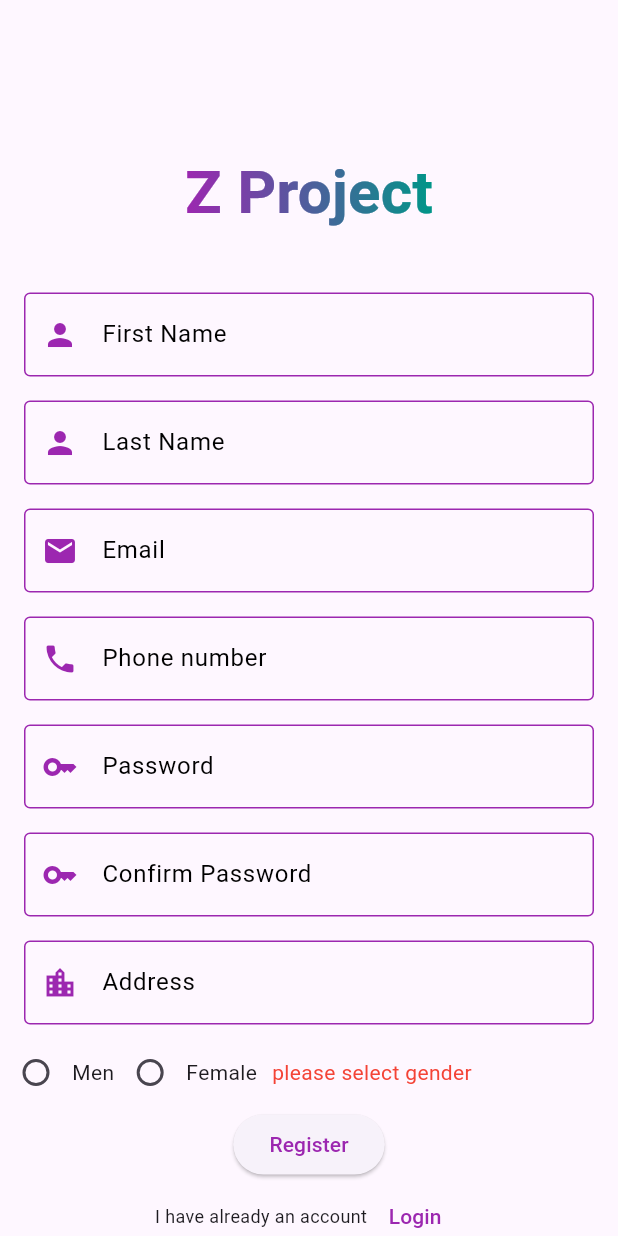
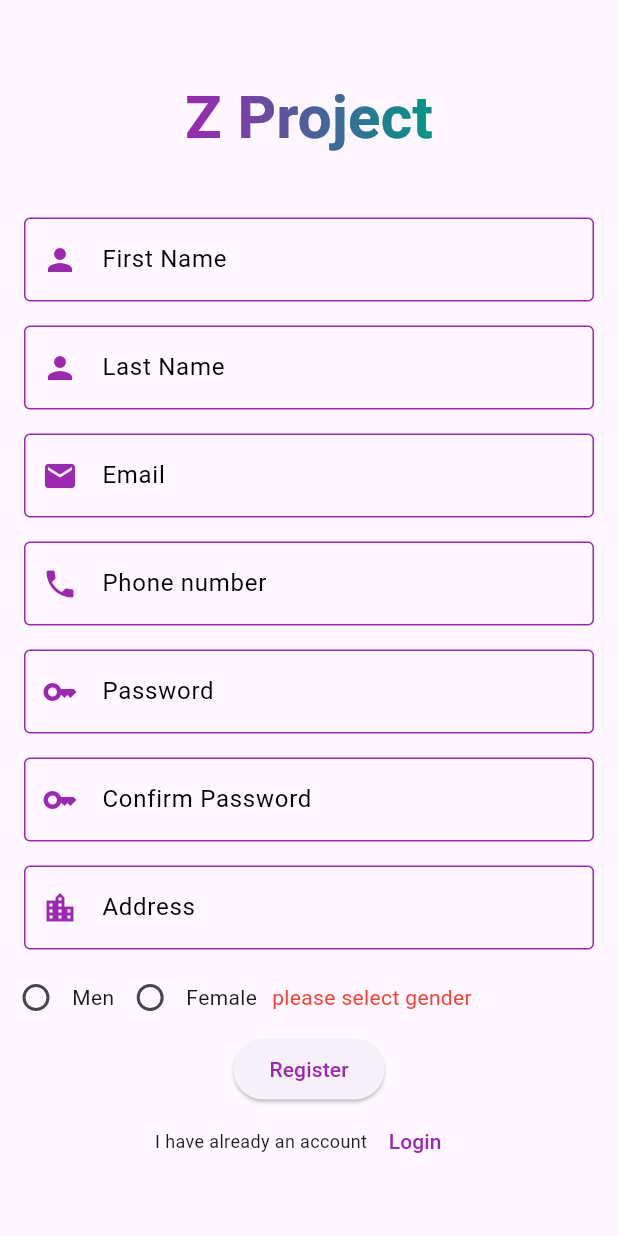
Before and after one commit to Zwawi100/E-commerce-Flutter, a Flutter app: the screen it shows after launch, after a tap on "Register", on a phone screen of 412 x 824 dp. Run offline on Flutter 3.47's test engine with Material 3 defaults, Android fonts, the phone set to English and light mode, and no system bars.

Commit message:
refactor register page to clean itself

```diff
--- a/lib/Features/Login/View/Widgets/Login_View_Body.dart
+++ b/lib/Features/Login/View/Widgets/Login_View_Body.dart
@@ -4,20 +4,18 @@ import 'package:finalproject/constant.dart';
 import 'package:flutter/material.dart';
 import '../../../../../Core/Cutom_Widget/Custom_ElevatedButton.dart';
 import '../../../../../Core/Cutom_Widget/Navigate_Text_Button.dart';
-import '../../../Home/View/Home_Screen.dart';
 import '../../../Register/View/register_screen.dart';
 
 // ignore: must_be_immutable
 class LoginViewBody extends StatelessWidget {
   LoginViewBody({super.key});
 
-  late TextEditingController _controller1 = TextEditingController();
-  late TextEditingController _controller2 = TextEditingController();
+  late final TextEditingController _controller1 = TextEditingController();
+  late final TextEditingController _controller2 = TextEditingController();
 
   @override
   Widget build(BuildContext context) {
-    return Container(
-      child: Column(
+    return Column(
       children: [
         Spacer(flex: 12),
         KPrimartText(fontSize: 40),
@@ -55,7 +53,6 @@ class LoginViewBody extends StatelessWidget {
           flex: 20,
         )
       ],
-      ),
     );
   }
 }
--- a/lib/Features/Register/View/Widgets/Register_Page_Body.dart
+++ b/lib/Features/Register/View/Widgets/Register_Page_Body.dart
@@ -60,7 +60,7 @@ class RegisterPageBody extends StatelessWidget {
       child: ListView(
         children: [
           SizedBox(
-            height: 100,
+            height: 50,
           ),
           Row(
             mainAxisAlignment: MainAxisAlignment.center,
--- a/lib/Features/Register/View/register_screen.dart
+++ b/lib/Features/Register/View/register_screen.dart
@@ -1,4 +1,6 @@
+import 'package:finalproject/Features/Register/View_Model/register_view_model.dart';
 import 'package:flutter/material.dart';
+import 'package:provider/provider.dart';
 
 import 'Widgets/Register_Page_Body.dart';
 
@@ -8,8 +10,11 @@ class RegisterPage extends StatelessWidget {
 
   @override
   Widget build(BuildContext context) {
-    return Scaffold(
-      body: RegisterPageBody(),
+    return ChangeNotifierProvider(
+      create: (_)=> RegisterViewModel(),
+      child: Scaffold(
+        body: RegisterPageBody(),
+      ),
     );
   }
 }
```
Also changed, not shown: lib/Features/Register/View_Model/register_view_model.dart (+14 -3 lines). Lines whose indentation alone changed are shown as unchanged.
